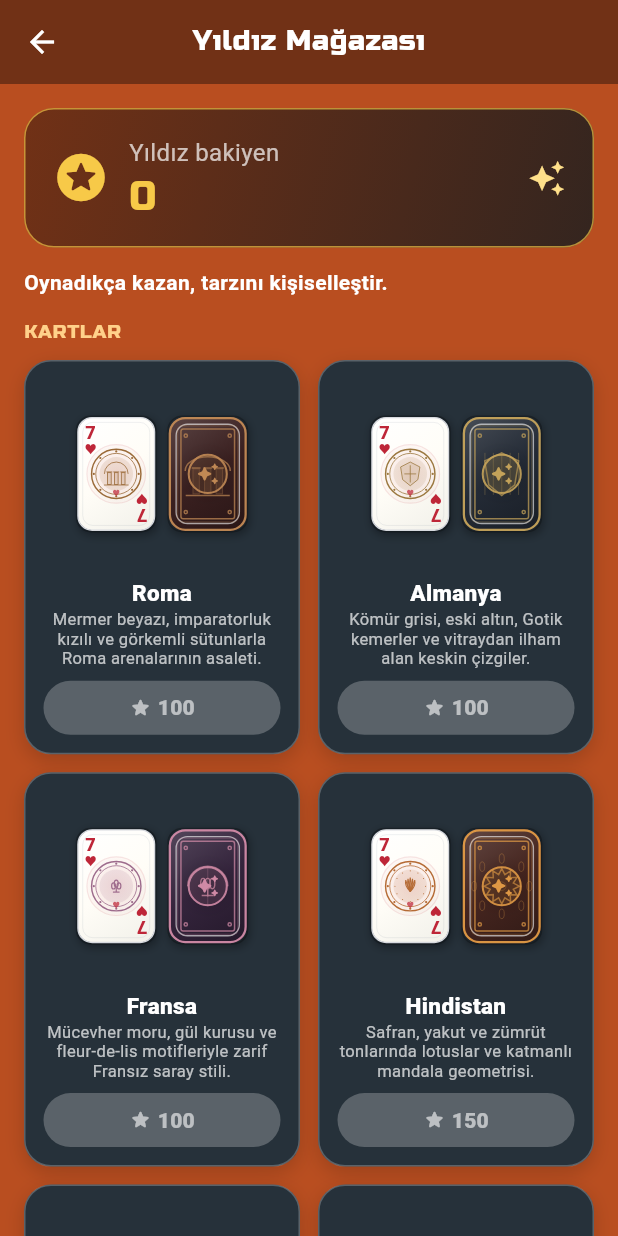
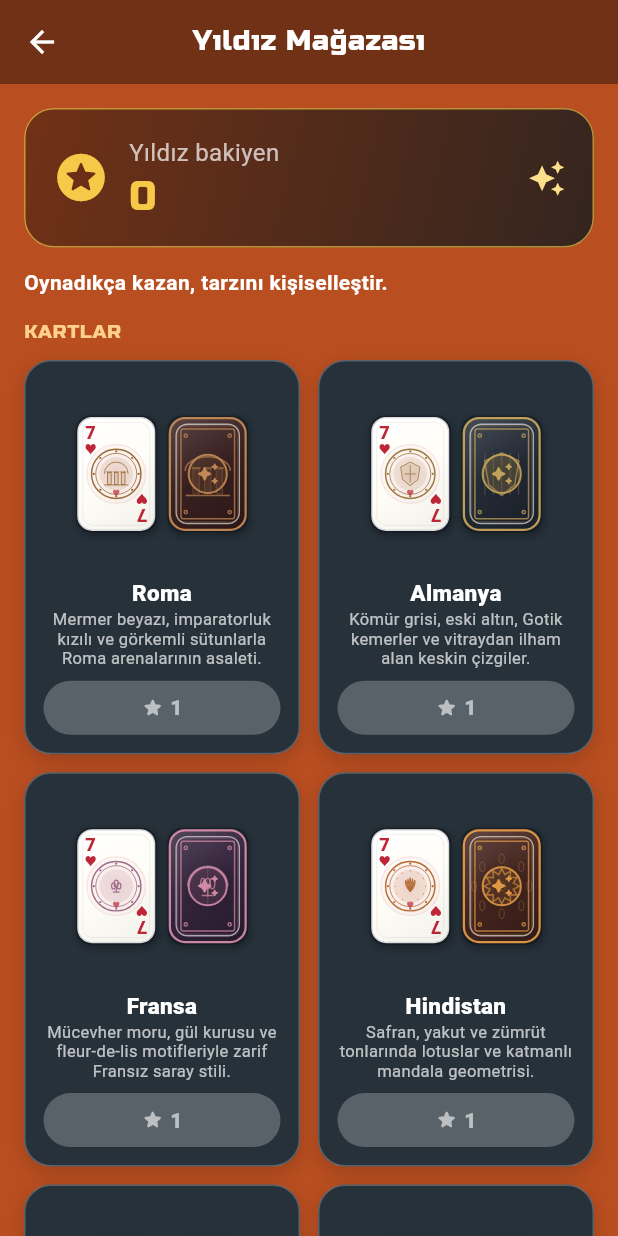
Before and after one commit to ssselimilhan-cell/reflex2, a Flutter app: the StarShopScreen screen opened directly, on a phone screen of 412 x 824 dp. Run offline on Flutter 3.47's test engine with Material 3 defaults, Android fonts, the phone set to English and light mode, and no system bars; our stand-ins replace audioplayers, cloud_firestore, firebase_auth, firebase_core, google_sign_in, image_picker and 3 more; accounts and stored records are empty.

Commit message:
Set all published theme shop prices to one star for testing

```diff
--- a/lib/screens/star_shop_screen.dart
+++ b/lib/screens/star_shop_screen.dart
@@ -13,17 +13,20 @@ import 'admin_theme_screen.dart';
 class StarShopScreen extends StatelessWidget {
   const StarShopScreen({super.key});
 
+  // Tema mağazası test süresince tüm yayınlanmış temaları 1 yıldızdan sunar.
+  static const int _testThemePrice = 1;
+
   // Temel koleksiyon uygulamayla birlikte gelir; Firestore boş veya çevrimdışı olsa da görünür.
   static const List<Map<String, dynamic>> _builtInCatalog = [
-    {'id':'card_theme_5','themeIndex':5,'visualStyleIndex':5,'name':'Roma','description':'Mermer beyazı, imparatorluk kızılı ve görkemli sütunlarla Roma arenalarının asaleti.','priceStars':100,'sortOrder':1},
-    {'id':'card_theme_11','themeIndex':11,'visualStyleIndex':11,'name':'Almanya','description':'Kömür grisi, eski altın, Gotik kemerler ve vitraydan ilham alan keskin çizgiler.','priceStars':100,'sortOrder':2},
-    {'id':'card_theme_12','themeIndex':12,'visualStyleIndex':12,'name':'Fransa','description':'Mücevher moru, gül kurusu ve fleur-de-lis motifleriyle zarif Fransız saray stili.','priceStars':100,'sortOrder':3},
-    {'id':'card_theme_10','themeIndex':10,'visualStyleIndex':10,'name':'Hindistan','description':'Safran, yakut ve zümrüt tonlarında lotuslar ve katmanlı mandala geometrisi.','priceStars':150,'sortOrder':4},
-    {'id':'card_theme_15','themeIndex':15,'visualStyleIndex':15,'name':'Rusya','description':'Gece mavisi, buz mavisi ve renkli kubbe siluetleriyle Rus mimari ihtişamı.','priceStars':150,'sortOrder':5},
-    {'id':'card_theme_4','themeIndex':4,'visualStyleIndex':4,'name':'Firavun','description':'Nil turkuazı, güneş diski ve piramit çizgileriyle çölün görkemli altın çağı.','priceStars':200,'sortOrder':6},
-    {'id':'card_theme_14','themeIndex':14,'visualStyleIndex':14,'name':'Pers','description':'Derin turkuaz, lapis mavisi ve iç içe geçen Pers yıldız geometrisi.','priceStars':200,'sortOrder':7},
-    {'id':'card_theme_3','themeIndex':3,'visualStyleIndex':3,'name':'Osmanlı','description':'Gece laciverti, altın tezhip, hilal ve sekiz kollu çini rozetleriyle saray ihtişamı.','priceStars':250,'sortOrder':8},
-    {'id':'card_theme_13','themeIndex':13,'visualStyleIndex':13,'name':'Japonya','description':'Gece kirazı, ipek pembesi, torii kapısı ve sakura çiçekleriyle Japon dinginliği.','priceStars':250,'sortOrder':9},
+    {'id':'card_theme_5','themeIndex':5,'visualStyleIndex':5,'name':'Roma','description':'Mermer beyazı, imparatorluk kızılı ve görkemli sütunlarla Roma arenalarının asaleti.','priceStars':1,'sortOrder':1},
+    {'id':'card_theme_11','themeIndex':11,'visualStyleIndex':11,'name':'Almanya','description':'Kömür grisi, eski altın, Gotik kemerler ve vitraydan ilham alan keskin çizgiler.','priceStars':1,'sortOrder':2},
+    {'id':'card_theme_12','themeIndex':12,'visualStyleIndex':12,'name':'Fransa','description':'Mücevher moru, gül kurusu ve fleur-de-lis motifleriyle zarif Fransız saray stili.','priceStars':1,'sortOrder':3},
+    {'id':'card_theme_10','themeIndex':10,'visualStyleIndex':10,'name':'Hindistan','description':'Safran, yakut ve zümrüt tonlarında lotuslar ve katmanlı mandala geometrisi.','priceStars':1,'sortOrder':4},
+    {'id':'card_theme_15','themeIndex':15,'visualStyleIndex':15,'name':'Rusya','description':'Gece mavisi, buz mavisi ve renkli kubbe siluetleriyle Rus mimari ihtişamı.','priceStars':1,'sortOrder':5},
+    {'id':'card_theme_4','themeIndex':4,'visualStyleIndex':4,'name':'Firavun','description':'Nil turkuazı, güneş diski ve piramit çizgileriyle çölün görkemli altın çağı.','priceStars':1,'sortOrder':6},
+    {'id':'card_theme_14','themeIndex':14,'visualStyleIndex':14,'name':'Pers','description':'Derin turkuaz, lapis mavisi ve iç içe geçen Pers yıldız geometrisi.','priceStars':1,'sortOrder':7},
+    {'id':'card_theme_3','themeIndex':3,'visualStyleIndex':3,'name':'Osmanlı','description':'Gece laciverti, altın tezhip, hilal ve sekiz kollu çini rozetleriyle saray ihtişamı.','priceStars':1,'sortOrder':8},
+    {'id':'card_theme_13','themeIndex':13,'visualStyleIndex':13,'name':'Japonya','description':'Gece kirazı, ipek pembesi, torii kapısı ve sakura çiçekleriyle Japon dinginliği.','priceStars':1,'sortOrder':9},
   ];
 
   @override
@@ -76,7 +79,7 @@ class StarShopScreen extends StatelessWidget {
                 final entries=catalog.entries.where((entry){
                   final d=entry.value;
                   final i=d['visualStyleIndex'] is int ? d['visualStyleIndex'] as int : d['themeIndex'];
-                  return d['priceStars'] is int && (d['priceStars'] as int)>0 && i is int && i>=0 && i<CardFaceTheme.values.length;
+                  return i is int && i>=0 && i<CardFaceTheme.values.length;
                 }).toList()..sort((a,b)=>((a.value['sortOrder'] as int?)??0).compareTo((b.value['sortOrder'] as int?)??0));
                 if(!snapshot.hasData && !snapshot.hasError && snapshot.connectionState!=ConnectionState.done){
                   return const Padding(padding:EdgeInsets.all(24),child:Center(child:CircularProgressIndicator()));
@@ -89,7 +92,7 @@ class StarShopScreen extends StatelessWidget {
                     itemBuilder:(context,index){
                       final entry=entries[index]; final data=entry.value;
                       final styleIndex=data['visualStyleIndex'] is int ? data['visualStyleIndex'] as int : data['themeIndex'] as int;
-                      final theme=CardFaceTheme.values[styleIndex]; final price=data['priceStars'] as int;
+                      final theme=CardFaceTheme.values[styleIndex]; final price=_testThemePrice;
                       final id=entry.key; final name=data['name'] as String? ?? 'Tema';
                       final owned=progress.isCatalogThemeUnlocked(id,styleIndex);
                       final equipped=AppSettings.instance.selectedThemeId==id || (AppSettings.instance.selectedThemeId.startsWith('builtin_') && AppSettings.instance.cardTheme==theme);
```
